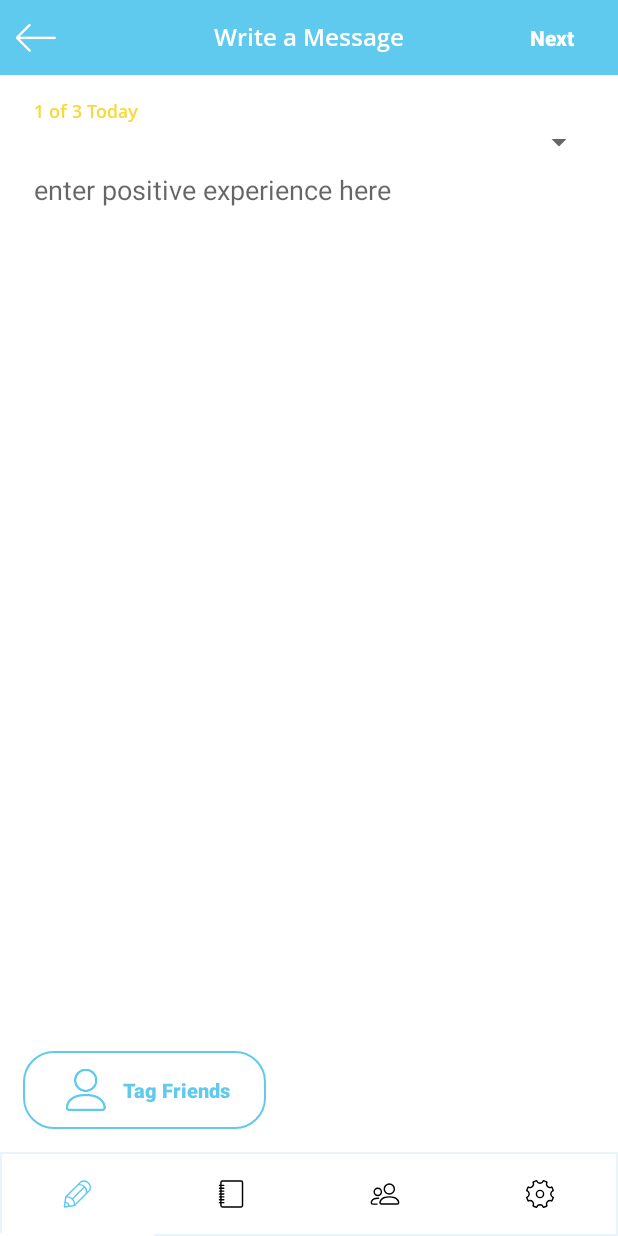
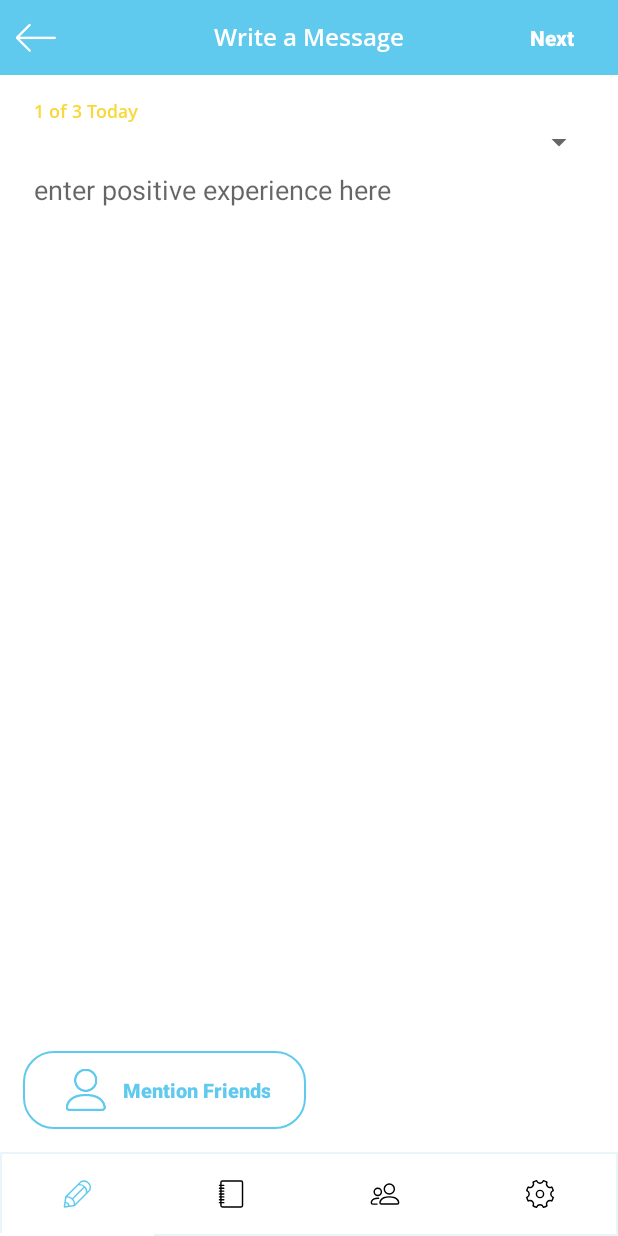
Before and after one commit to JoiaApp/joia_android, an Android app: the WriteFragment screen opened directly, with no data from a screen before it, after a tap on "Get Started", on a phone screen of 412 x 824 dp. Run offline under Robolectric (Android 15) with nearby library versions, the light colour scheme and no system bars; our stand-ins replace Volley; network calls fail.

Commit message:
Implemented the majority of Mention functionality!  Will now display mentions in the Read tab and the Review view.  And selecting mentions will save them with the message.  Renamed occurrences of tag to mention.

```diff
--- a/app/src/main/AndroidManifest.xml
+++ b/app/src/main/AndroidManifest.xml
@@ -34,7 +34,7 @@
             android:screenOrientation="portrait">
         </activity>
         <activity
-            android:name=".write.TagFriendsActivity"
+            android:name=".write.MentionFriendsActivity"
             android:screenOrientation="portrait">
         </activity>
     </application>
--- a/app/src/main/java/com/joiaapp/joia/MainActivity.java
+++ b/app/src/main/java/com/joiaapp/joia/MainActivity.java
@@ -32,9 +32,8 @@ import com.joiaapp.joia.write.WriteFragment;
 public class MainActivity extends AppCompatActivity implements ViewPager.OnPageChangeListener, View.OnClickListener {
 
 //TODO: update all the styling
-//TODO: make the back button work during registration / sign in
 //TODO: make the opal header hide when focused on registration fields
-//TODO: implement mentions
+//TODO: finish implementing mentions (edit mentions not implemented)
 //TODO: implement group page
 //TODO: implement settings page
 
--- a/app/src/main/java/com/joiaapp/joia/dto/Group.java
+++ b/app/src/main/java/com/joiaapp/joia/dto/Group.java
@@ -1,5 +1,6 @@
 package com.joiaapp.joia.dto;
 
+import java.io.Serializable;
 import java.util.Collections;
 import java.util.List;
 
@@ -8,7 +9,7 @@ import java.util.List;
  * Copyright 2017 Joia. All rights reserved.
  */
 
-public class Group {
+public class Group implements Serializable{
     private Integer id;
     private String name;
     private String guid;
--- a/app/src/main/java/com/joiaapp/joia/write/WriteFragment.java
+++ b/app/src/main/java/com/joiaapp/joia/write/WriteFragment.java
@@ -24,6 +24,7 @@ import com.joiaapp.joia.MainActivity;
 import com.joiaapp.joia.MainAppFragment;
 import com.joiaapp.joia.R;
 import com.joiaapp.joia.ResponseHandler;
+import com.joiaapp.joia.dto.Mention;
 import com.joiaapp.joia.dto.Message;
 import com.joiaapp.joia.dto.Prompt;
 import com.joiaapp.joia.service.GroupService;
@@ -34,6 +35,7 @@ import java.util.Date;
 import java.util.List;
 
 import static android.app.Activity.RESULT_OK;
+import static com.joiaapp.joia.write.MentionFriendsActivity.MENTIONED;
 
 /**
  * Created by arnell on 10/28/2016.
@@ -41,12 +43,13 @@ import static android.app.Activity.RESULT_OK;
  */
 
 public class WriteFragment extends Fragment implements View.OnClickListener, MainAppFragment {
-    private static final int TAG_FRIENDS_REQUEST_CODE = 9999;
+    private static final int MENTION_FRIENDS_REQUEST_CODE = 9999;
+    private static final int TOTAL_MESSAGES = 3;
     private View rootView;
     private ViewFlipper viewFlipper;
     private ViewGroup vgIntro;
     private ViewGroup vgForm;
-    private ViewGroup vgTagFriends;
+    private ViewGroup vgMentionFriends;
     private ViewGroup vgReview;
     private ViewGroup vgPublishSuccess;
 
@@ -56,7 +59,7 @@ public class WriteFragment extends Fragment implements View.OnClickListener, Mai
     private EditText etMessageText;
     private TextView tvWriteMessageIndex;
 
-    private Button btnTagFriends;
+    private Button btnMentionFriends;
 
     private MessageReviewArrayAdapter messageReviewArrayAdapter;
     private ListView lvReviewMessages;
@@ -66,7 +69,7 @@ public class WriteFragment extends Fragment implements View.OnClickListener, Mai
 
     private List<Message> messagesInProgress = new ArrayList<>();
     private List<Message> unfinishedMessages = new ArrayList<>();
-    private static final int TOTAL_MESSAGES = 3;
+    private List<Mention> currentMentions = new ArrayList<>();
 
     ArrayAdapter<Prompt> promptArrayAdapter;
 
@@ -125,8 +128,8 @@ public class WriteFragment extends Fragment implements View.OnClickListener, Mai
         tvWriteMessageIndex = (TextView) rootView.findViewById(R.id.tvWriteMessageIndex);
         tvWriteMessageIndex.setText(String.format("%s of %s Today", 1, TOTAL_MESSAGES));
 
-        btnTagFriends = (Button) rootView.findViewById(R.id.btnTagFriends);
-        btnTagFriends.setOnClickListener(this);
+        btnMentionFriends = (Button) rootView.findViewById(R.id.btnMentionFriends);
+        btnMentionFriends.setOnClickListener(this);
 
         btnGoToJournal = (Button) rootView.findViewById(R.id.btnGoToJournal);
         btnGoToJournal.setOnClickListener(this);
@@ -160,6 +163,8 @@ public class WriteFragment extends Fragment implements View.OnClickListener, Mai
             message.setUserId(ServiceFactory.getUserService().getCurrentUser().getId());
             message.setCreatedAt(new Date());
             message.setText(selectedPrompt, messageText);
+            message.getMentions().addAll(currentMentions);
+            currentMentions.clear();
             return message;
         }
     }
@@ -211,27 +216,33 @@ public class WriteFragment extends Fragment implements View.OnClickListener, Mai
         int promptIdx = promptArrayAdapter.getPosition(message.getPromptObj());
         spPrompt.setSelection(promptIdx);
         etMessageText.setText(message.getText());
+        currentMentions.addAll(message.getMentions());
     }
 
     private void updateMessageIndexLabel() {
         tvWriteMessageIndex.setText(String.format("%s of %s Today", messagesInProgress.size() + 1, TOTAL_MESSAGES));
     }
 
-    public void onTagFriendsButtonTap() {
+    public void onMentionFriendsButtonTap() {
 //        ViewGroup sceneRoot = (ViewGroup) rootView;
 //        Scene writeScene = Scene.getSceneForLayout(sceneRoot, R.layout.write__form, getContext());
-//        Scene tagFriendsScene = new Scene(sceneRoot, vgIntro);
+//        Scene mentionFriendsScene = new Scene(sceneRoot, vgIntro);
 //        Transition transition = new Slide(Gravity.TOP);
 //        TransitionManager.beginDelayedTransition(sceneRoot, transition);
 
-        Intent intent = new Intent(getContext(), TagFriendsActivity.class);
-        startActivityForResult(intent, TAG_FRIENDS_REQUEST_CODE);
+        Intent intent = new Intent(getContext(), MentionFriendsActivity.class);
+        startActivityForResult(intent, MENTION_FRIENDS_REQUEST_CODE);
     }
 
     @Override
     public void onActivityResult(int requestCode, int resultCode, Intent data) {
-        if (requestCode == TAG_FRIENDS_REQUEST_CODE && resultCode == RESULT_OK) {
-
+        List<Mention> mentioned = (List<Mention>) data.getExtras().get(MENTIONED);
+        if (requestCode == MENTION_FRIENDS_REQUEST_CODE && resultCode == RESULT_OK && mentioned != null) {
+            currentMentions.clear();
+            currentMentions.addAll(mentioned);
+        } else {
+            Toast toast = Toast.makeText(getActivity().getApplicationContext(), "Mentions not updated.", Toast.LENGTH_LONG);
+            toast.show();
         }
     }
 
@@ -296,8 +307,8 @@ public class WriteFragment extends Fragment implements View.OnClickListener, Mai
             case R.id.btnGoToJournal:
                 ((MainActivity)getActivity()).showJournalView();
                 break;
-            case R.id.btnTagFriends:
-                onTagFriendsButtonTap();
+            case R.id.btnMentionFriends:
+                onMentionFriendsButtonTap();
                 break;
         }
     }
--- /dev/null
+++ b/app/src/main/res/drawable/button_mentionfriends.xml
@@ -0,0 +1,14 @@
+<?xml version="1.0" encoding="utf-8"?>
+<selector xmlns:android="http://schemas.android.com/apk/res/android">
+    <!--  Non focused states
+     -->
+    <item android:state_focused="false" android:state_selected="false" android:state_pressed="false" android:drawable="@drawable/button_mentionfriends_unfocused" />
+    <item android:state_focused="false" android:state_selected="true" android:state_pressed="false" android:drawable="@drawable/button_mentionfriends_unfocused" />
+    <!--  Focused states
+     -->
+    <item android:state_focused="true" android:state_selected="false" android:state_pressed="false" android:drawable="@drawable/button_mentionfriends_unfocused" />
+    <item android:state_focused="true" android:state_selected="true" android:state_pressed="false" android:drawable="@drawable/button_mentionfriends_unfocused" />
+    <!--  Pressed
+     -->
+    <item android:state_pressed="true" android:drawable="@drawable/button_mentionfriends_unfocused" />
+</selector>
--- a/app/src/main/res/drawable/button_tagfriends.xml
+++ /dev/null
@@ -1,14 +0,0 @@
-<?xml version="1.0" encoding="utf-8"?>
-<selector xmlns:android="http://schemas.android.com/apk/res/android">
-    <!--  Non focused states
-     -->
-    <item android:state_focused="false" android:state_selected="false" android:state_pressed="false" android:drawable="@drawable/button_tagfriends_unfocused" />
-    <item android:state_focused="false" android:state_selected="true" android:state_pressed="false" android:drawable="@drawable/button_tagfriends_unfocused" />
-    <!--  Focused states
-     -->
-    <item android:state_focused="true" android:state_selected="false" android:state_pressed="false" android:drawable="@drawable/button_tagfriends_unfocused" />
-    <item android:state_focused="true" android:state_selected="true" android:state_pressed="false" android:drawable="@drawable/button_tagfriends_unfocused" />
-    <!--  Pressed
-     -->
-    <item android:state_pressed="true" android:drawable="@drawable/button_tagfriends_unfocused" />
-</selector>
--- a/app/src/main/res/layout/write__form.xml
+++ b/app/src/main/res/layout/write__form.xml
@@ -39,16 +39,16 @@
         android:orientation="horizontal">
 
         <Button
-            android:id="@+id/btnTagFriends"
+            android:id="@+id/btnMentionFriends"
             android:layout_width="wrap_content"
             android:layout_height="wrap_content"
-            android:background="@drawable/button_tagfriends"
+            android:background="@drawable/button_mentionfriends"
             android:drawableStart="@mipmap/ic_user_icon_smaller"
             android:paddingBottom="8dp"
             android:paddingEnd="24dp"
             android:paddingStart="18dp"
             android:paddingTop="8dp"
-            android:text="Tag Friends"
+            android:text="Mention Friends"
             android:textAllCaps="false"
             android:textColor="@color/colorPrimary"
             android:textSize="13sp"
```
Also changed, not shown: app/src/main/java/com/joiaapp/joia/dto/Mention.java (+35 -10 lines), app/src/main/java/com/joiaapp/joia/dto/Message.java (+11 -8 lines), app/src/main/java/com/joiaapp/joia/dto/User.java (+16 -1 lines), app/src/main/java/com/joiaapp/joia/group/GroupMembersArrayAdapter.java (+6 -6 lines), app/src/main/java/com/joiaapp/joia/service/GroupService.java (+29 -5 lines), app/src/main/java/com/joiaapp/joia/write/MentionFriendsActivity.java (renamed from app/src/main/java/com/joiaapp/joia/write/TagFriendsActivity.java, +17 -11 lines), app/src/main/res/layout/message_review_list_item.xml (+0 -8 lines), app/src/main/res/layout/write__mention_friends.xml (renamed from app/src/main/res/layout/write__tag_friends.xml, +6 -6 lines), app/src/main/res/drawable/button_mentionfriends_unfocused.xml (renamed from app/src/main/res/drawable/button_tagfriends_unfocused.xml).
